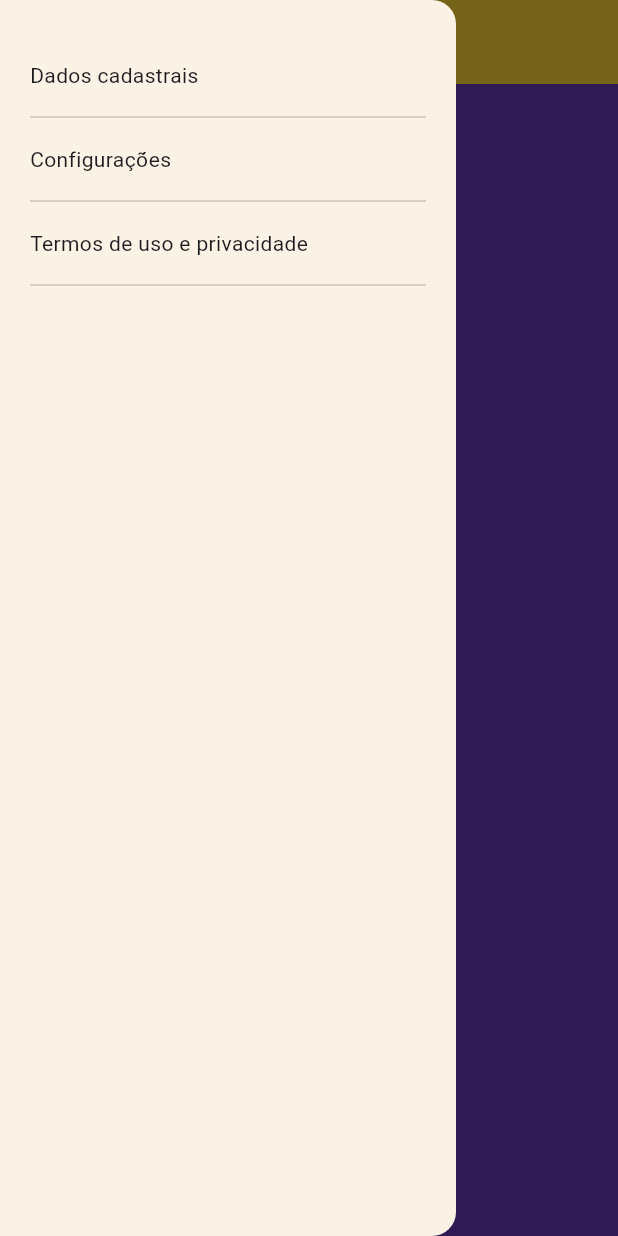
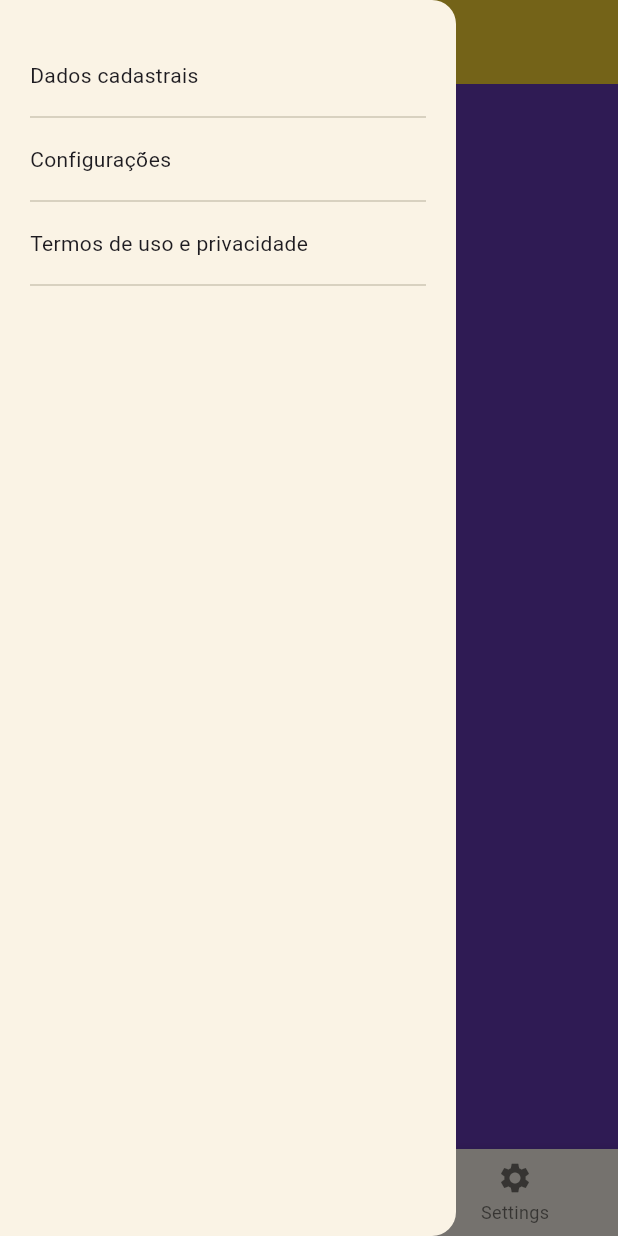
Before and after one commit to raphaeltake/Curso-flutter, a Flutter app: the MainPage screen opened directly, with the side drawer open, on a phone screen of 412 x 824 dp. Run offline on Flutter 3.47's test engine with Material 3 defaults, Android fonts, the phone set to English and light mode, and no system bars; our stand-ins replace google_fonts; missing offline and left inert: dart:ffi; network calls fail; Roboto replaces fonts that are missing (Cairo).

Commit message:
BottonNavigationBar e PageController

```diff
--- a/navegacao_e_controle_acesso_a_paginas/lib/pages/main_page.dart
+++ b/navegacao_e_controle_acesso_a_paginas/lib/pages/main_page.dart
@@ -14,6 +14,8 @@ class MainPage extends StatefulWidget {
 }
 
 class _MainPageState extends State<MainPage> {
+  PageController pageController = PageController(initialPage: 0);
+  int posicaoPagina = 0;
   @override
   Widget build(BuildContext context) {
     return SafeArea(
@@ -70,6 +72,13 @@ class _MainPageState extends State<MainPage> {
             children: [
               Expanded(
                 child: PageView(
+                  controller: pageController,
+                  onPageChanged: (value){
+                    debugPrint("Página $value");
+                    setState(() {
+                      posicaoPagina = value;
+                    });
+                  },
                   scrollDirection: Axis.vertical,
                   children: [
                     Pagina1Page(),
@@ -78,9 +87,21 @@ class _MainPageState extends State<MainPage> {
                   ],
                 ),
               ),
+
+              BottomNavigationBar(
+                  onTap: (value){
+                    setState(() {
+                      pageController.jumpToPage(value);
+                      posicaoPagina = value;
+                    });
+                  },
+                  currentIndex: posicaoPagina, items: [
+                BottomNavigationBarItem(icon: Icon(Icons.home), label: "Home"),
+                BottomNavigationBarItem(icon: Icon(Icons.search), label: "Search"),
+                BottomNavigationBarItem(icon: Icon(Icons.settings), label: "Settings"),
+              ]),
             ],
           ),
-
         )
         );
   }
```
